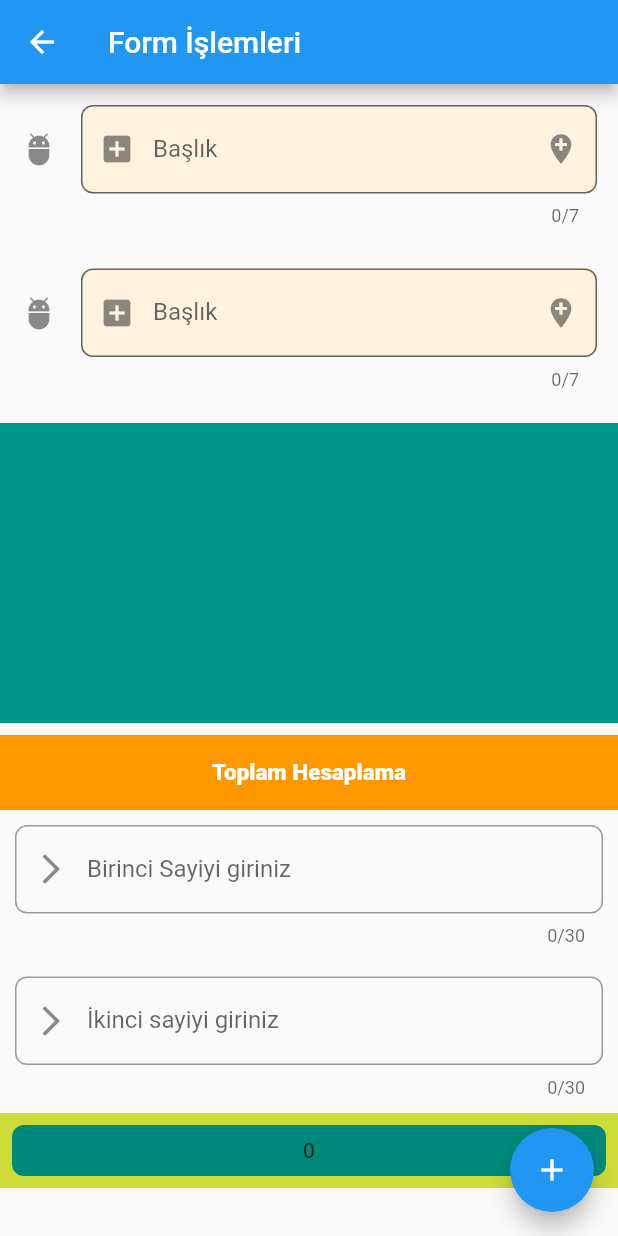
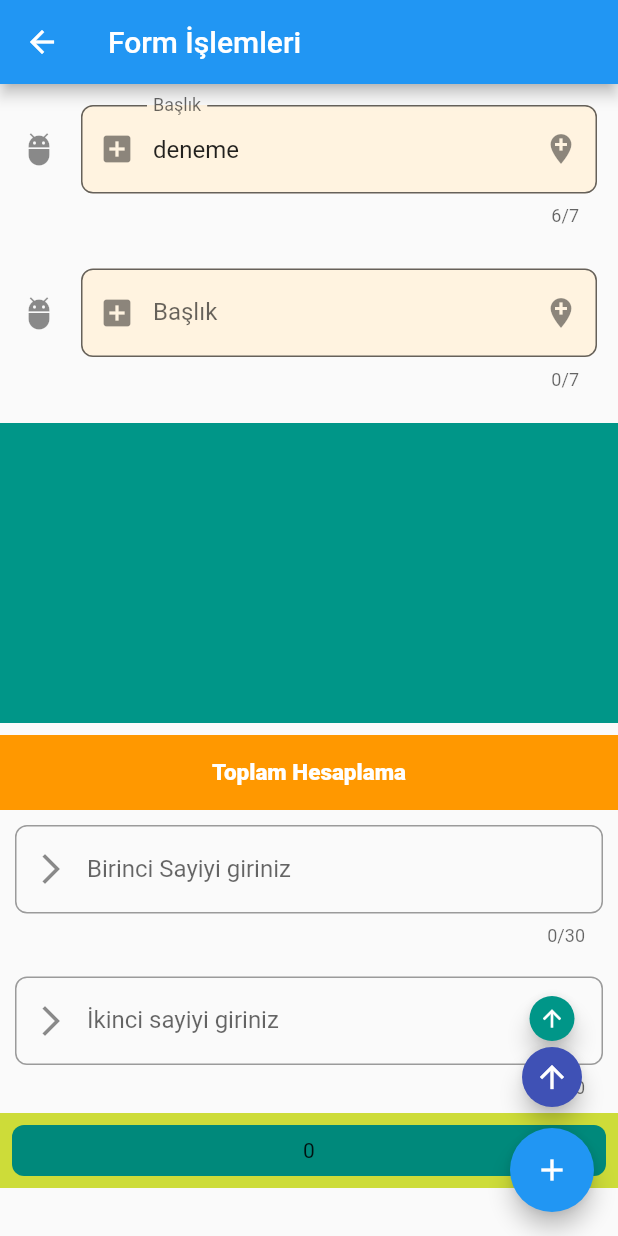
Before and after one commit to aoguz1/flutterLearn, a Flutter app: the screen it shows after launch, on a phone screen of 412 x 824 dp. Run offline on Flutter 3.47's test engine with Material 2 defaults, Android fonts, the phone set to English and light mode, and no system bars; our stand-ins replace fluttertoast.

Commit message:
controller örneği yapildi ve aciklama satirlari eklendi

```diff
--- a/lib/form_islem.dart
+++ b/lib/form_islem.dart
@@ -2,7 +2,6 @@ import 'package:flutter/material.dart';
 
 class FormIslem extends StatefulWidget {
   FormIslem({Key key}) : super(key: key);
-
   @override
   _FormIslemState createState() => _FormIslemState();
 }
@@ -13,6 +12,8 @@ class _FormIslemState extends State<FormIslem> {
   int sayi2 = 0;
   int toplam = 0;
   int maxLines = 1;
+  TextEditingController controller1;
+
   FocusNode
       _fnode; // focus olma durumunu tetikleyeceğimiz ve focus olma durumunu yönlendirebileceğimiz değişken
 
@@ -22,6 +23,7 @@ class _FormIslemState extends State<FormIslem> {
     super
         .initState(); // initstate uygulama açıldığında consructordan sonra çalışan bir method
     _fnode = FocusNode();
+    controller1 = TextEditingController(text: "deneme");
     _fnode.addListener(() {
       // initstate normlade uygulama açıldıktan sonra 1 kez çalışır ama addListener() methodu ile olan _fnode tetiklenmesini devamlı dinleyerek içerisinde yazdığımız komuta uygun reaksiyonlar verir.
       setState(() {
@@ -38,7 +40,8 @@ class _FormIslemState extends State<FormIslem> {
   @override
   void dispose() {
     // dispose ise uygulama kapandıktan sonra çalışan method
-    //_fnode.dispose();
+    _fnode.dispose();
+    controller1.dispose();
     super.dispose();
   }
 
@@ -48,18 +51,58 @@ class _FormIslemState extends State<FormIslem> {
         appBar: AppBar(
           title: Text("Form İşlemleri"),
         ),
-        floatingActionButton: FloatingActionButton(
+        floatingActionButton: Column(
+          mainAxisAlignment: MainAxisAlignment.end,
+          children: <Widget>[
+
+            Container(
+              width: 30,
+              height: 30,
+             child:  FloatingActionButton(
+          onPressed: () {
+          controller1.text="en üste floatingActionButtonaBasildi";
+          },
+          backgroundColor: Colors.teal,
+          child: Icon(Icons.arrow_upward, size: 18,),
+
+        ),
+            ),
+
+
+
+             FloatingActionButton(
+          onPressed: () {
+            debugPrint(controller1.text);
+          },
+          child: Icon(Icons.arrow_upward),
+          backgroundColor: Colors.indigo,
+          mini: true,
+        ),
+          SizedBox(height: 10,),
+
+            FloatingActionButton(
           onPressed: () {
             FocusScope.of(context).requestFocus(_fnode);
           },
+
           child: Icon(Icons.add),
         ),
+
+
+
+          ],
+        ),
+
+
+
+
         body: ListView(
           children: <Widget>[
             Padding(
               padding: const EdgeInsets.all(14.0),
               child: TextField(
                 autofocus: false,
+                controller: controller1,
                 keyboardType: TextInputType.text,
                 textInputAction: TextInputAction.done,
                 maxLines: maxLines, // satır yüksekliğini temsil eder
@@ -73,7 +116,6 @@ class _FormIslemState extends State<FormIslem> {
                     geleninputdeger = s;
                   });
                 },
-
                 decoration: InputDecoration(
                   hintText: "Girmek istediğiniz metni yazınız",
                   labelText: "Başlık",
```
